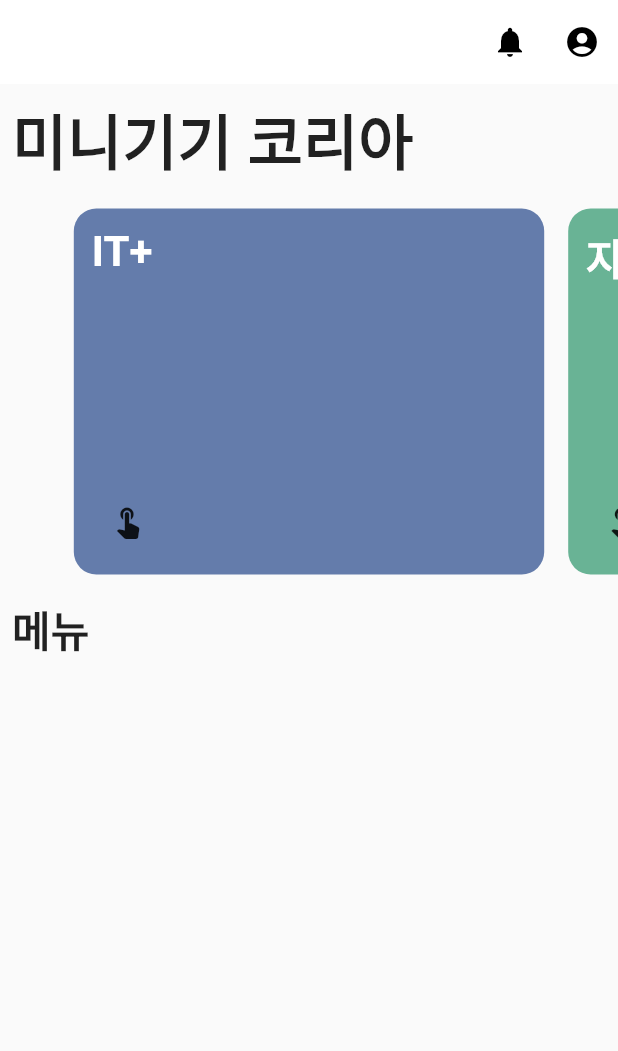
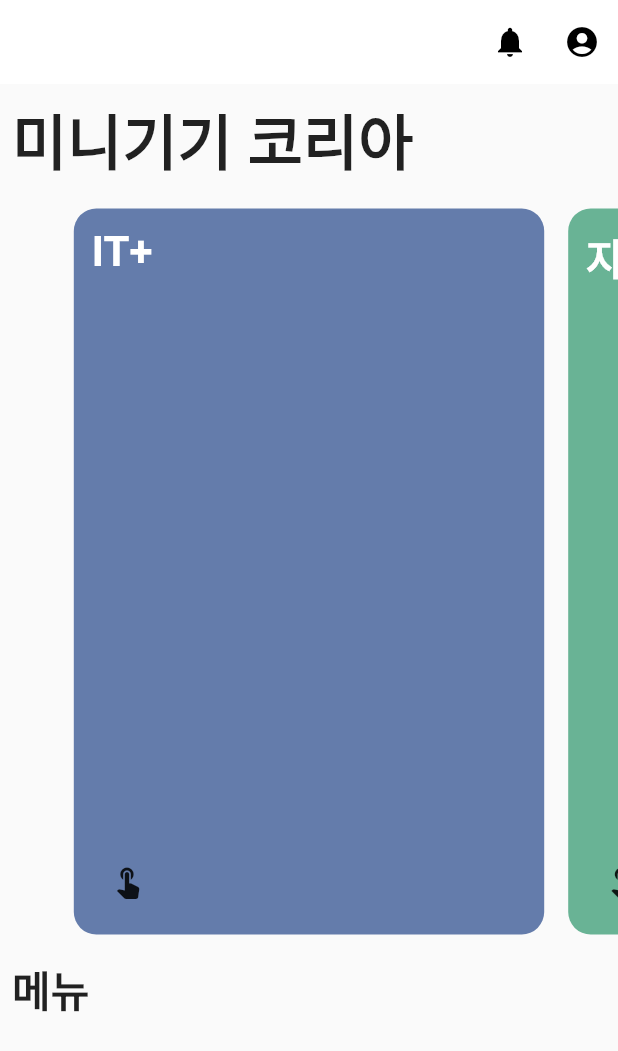
Before and after one commit to editionc18/meeco_app, a Flutter app: the screen it shows after launch, after a tap on the "touch app" icon, on a phone screen of 412 x 824 dp. Shown: the top 1051 px of the screen. Run offline on Flutter 3.47's test engine with Material 2 defaults, Android fonts, the phone set to English and light mode, and no system bars; our stand-ins replace bloc, equatable, flutter_bloc; network calls fail.

Commit message:
테스트 코드 일부 수정

```diff
--- a/lib/presentation/bloc/doc_list/doc_list_bloc.dart
+++ b/lib/presentation/bloc/doc_list/doc_list_bloc.dart
@@ -11,7 +11,7 @@ class DocListBloc extends Bloc<DocListEvent, DocListState> {
   @override
   Stream<DocListState> mapEventToState(DocListEvent event) async* {
     if (event is GetMoreList) {
-      var docList = await getDocList.repository.getDocList('/');
+      var docList = await getDocList.repository.getDocList('/ITplus');
       yield DocListFetchSuccess(
         name: docList.name,
         docList: docList,
--- a/lib/presentation/pages/main_page.dart
+++ b/lib/presentation/pages/main_page.dart
@@ -46,7 +46,7 @@ class _MainPageState extends State<MainPage> {
               ),
             ),
             Container(
-              height: 260,
+              height: 500,
               child: PageView(
                 controller: PageController(
                   viewportFraction: 0.8,
--- a/lib/presentation/widgets/main_box.dart
+++ b/lib/presentation/widgets/main_box.dart
@@ -63,9 +63,9 @@ class _MainBoxState extends State<MainBox> {
                           BlocProvider.of<DocListBloc>(context)
                               .add(GetMoreList(name: 'ITplus'));
                         }),
-                    MainBoxItem(title: state.docList.docListItems[0].title),
-                    MainBoxItem(title: 'dd'),
-                    MainBoxItem(title: 'ddd'),
+                    ...state.docList.docListItems
+                        .map((e) => MainBoxItem(title: e.vote.toString()))
+                        .toList(),
                   ],
                 );
               }
```
